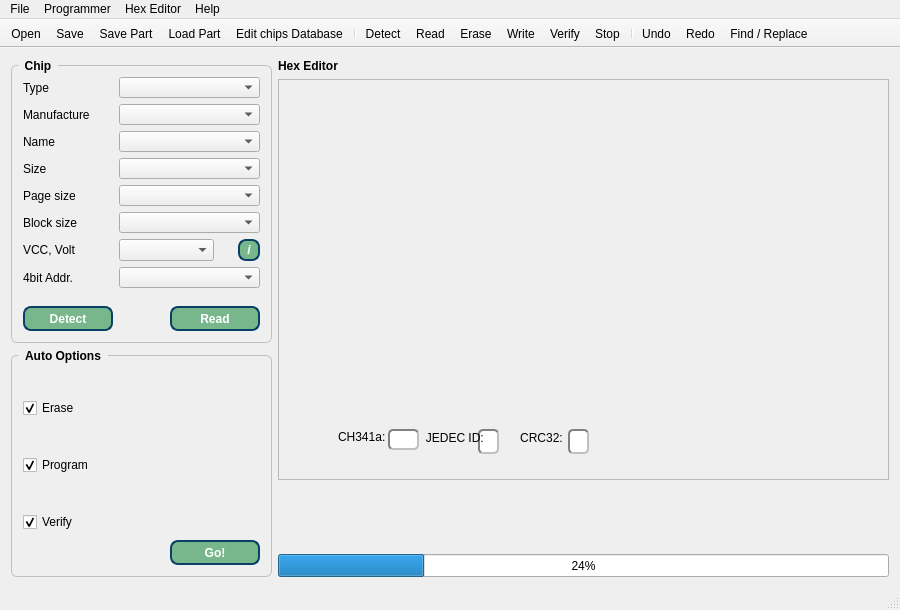
bigbigmdm/IMSProg, file IMSProg_programmer/mainwindow.ui: the form before one commit.
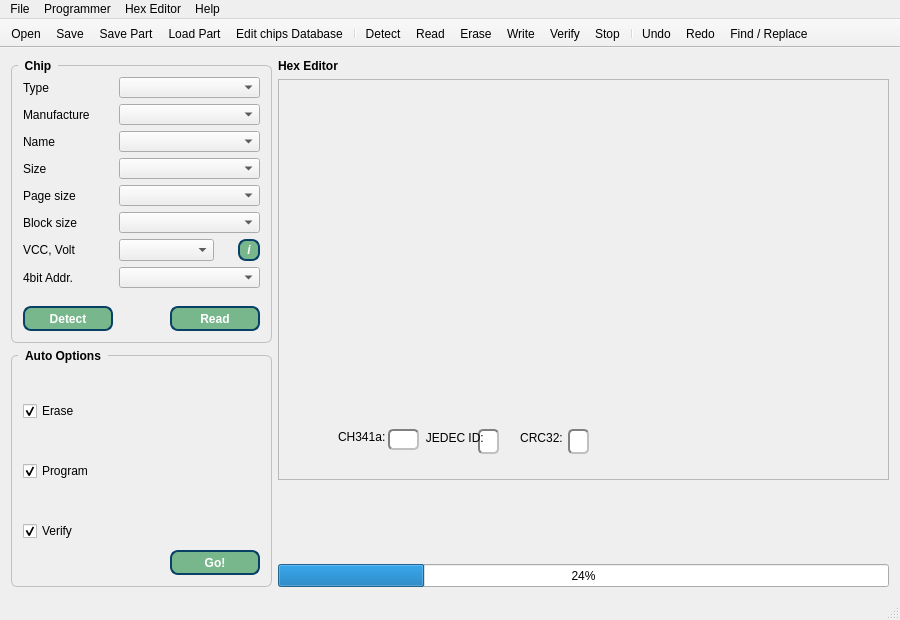
The form after the commit. Icons and pictures are not drawn.

The edit to the form file:
```diff
--- a/IMSProg_programmer/mainwindow.ui
+++ b/IMSProg_programmer/mainwindow.ui
@@ -7,7 +7,7 @@
     <x>0</x>
     <y>0</y>
     <width>900</width>
-    <height>610</height>
+    <height>620</height>
    </rect>
   </property>
   <property name="sizePolicy">
@@ -23,9 +23,7 @@
    </size>
   </property>
   <property name="font">
-   <font>
-    <family>Ubuntu</family>
-   </font>
+   <font/>
   </property>
   <property name="windowTitle">
    <string>IMSProg - I2C/MicroWire/SPI CH341a Programmer</string>
```
Left out of the diff: 71 changed lines with no effect on the pictures.
